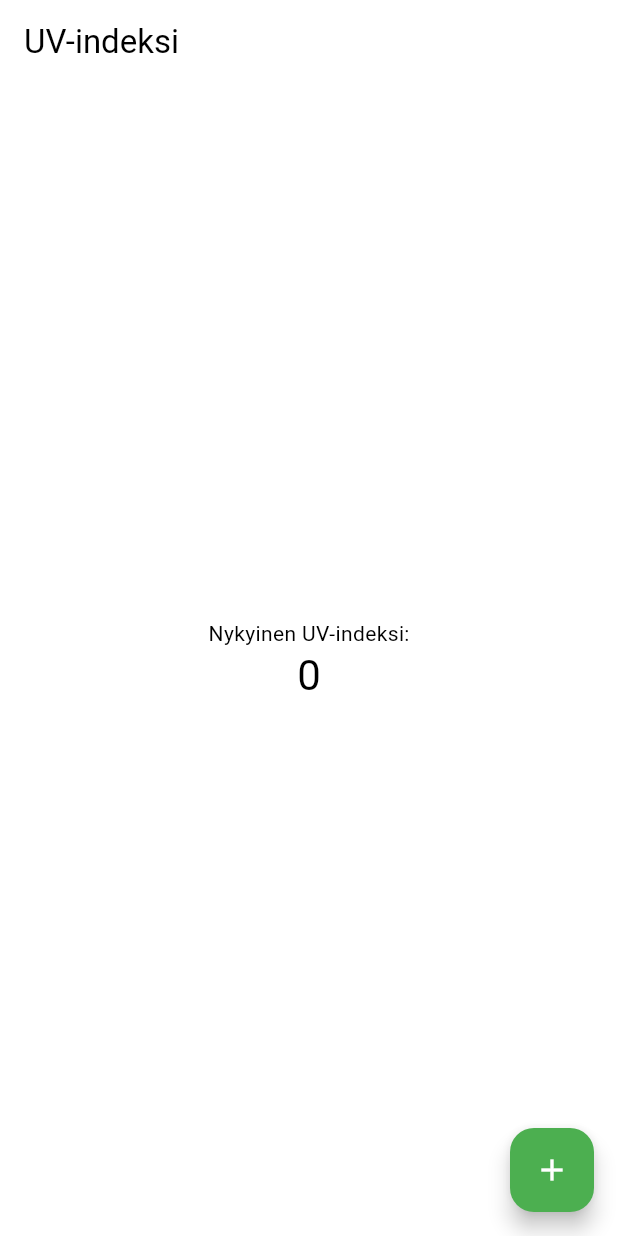
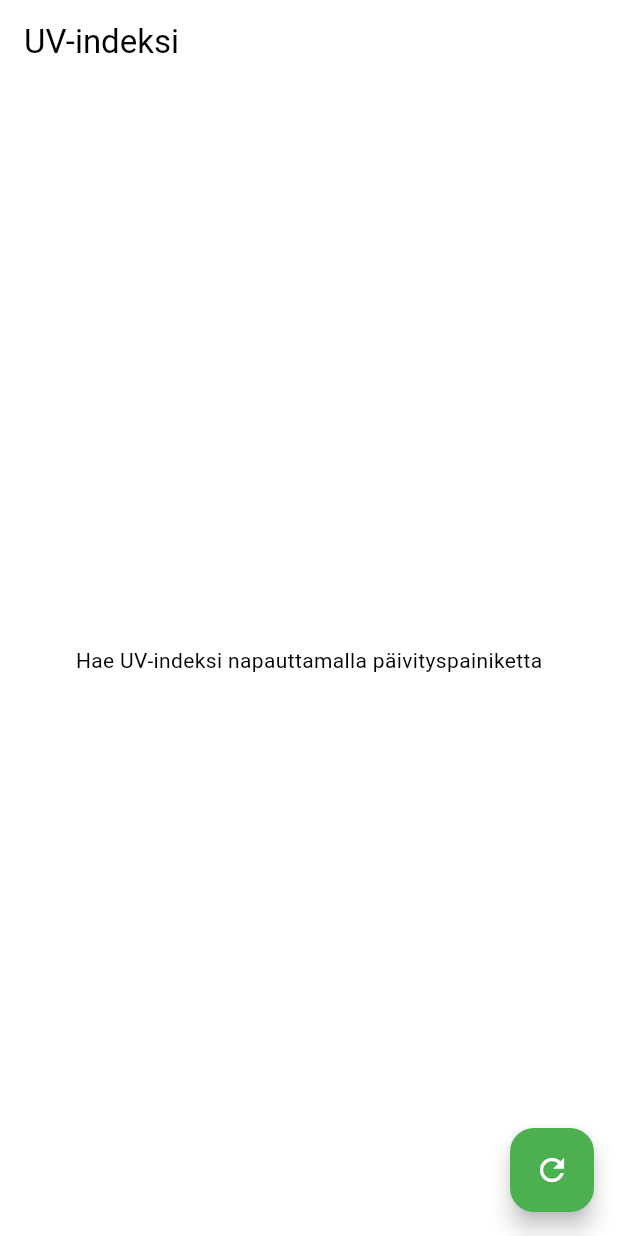
Before and after one commit to areee/uv_indeksi, a Flutter app: the screen it shows after launch, on a phone screen of 412 x 824 dp. Run offline on Flutter 3.47's test engine with Material 2 defaults, Android fonts, the phone set to English and light mode, and no system bars.

Commit message:
Initially finish getting & showing UV index

```diff
--- a/lib/main.dart
+++ b/lib/main.dart
@@ -1,4 +1,7 @@
+import 'package:flutter/foundation.dart';
 import 'package:flutter/material.dart';
+import 'package:uv_indeksi/date_helper.dart';
+import 'package:uv_indeksi/uv_service.dart';
 
 void main() {
   runApp(const MyApp());
@@ -37,14 +40,40 @@ class MyHomePage extends StatefulWidget {
 }
 
 class _MyHomePageState extends State<MyHomePage> {
-  int _counter = 0;
-  String uvTime = '';
-  double uvValue = -1;
+  String? _uvTime;
+  double _uvValue = -1;
+  var _loading = false;
 
-  void _incrementCounter() {
-    setState(() {
-      _counter++;
-    });
+  void _fetchUV() async {
+    try {
+      if (_loading) {
+        return;
+      }
+
+      setState(() {
+        _loading = true;
+      });
+
+      final uv = await fetchUV();
+
+      setState(() {
+        _uvTime = formatDateTime(uv.time);
+        _uvValue = uv.value;
+      });
+    } on Exception catch (e) {
+      ScaffoldMessenger.of(context).showSnackBar(
+        SnackBar(
+          content: Text('Virhe: $e'),
+        ),
+      );
+      if (kDebugMode) {
+        print(e);
+      }
+    } finally {
+      setState(() {
+        _loading = false;
+      });
+    }
   }
 
   @override
@@ -57,20 +86,32 @@ class _MyHomePageState extends State<MyHomePage> {
         child: Column(
           mainAxisAlignment: MainAxisAlignment.center,
           children: <Widget>[
-            const Text(
-              'Nykyinen UV-indeksi:',
-            ),
-            Text(
-              '$_counter',
-              style: Theme.of(context).textTheme.headlineMedium,
-            ),
+            _loading
+                ? const CircularProgressIndicator()
+                : _uvTime == null
+                    ? const Text(
+                        'Hae UV-indeksi napauttamalla päivityspainiketta',
+                      )
+                    : Column(
+                        mainAxisAlignment: MainAxisAlignment.center,
+                        children: [
+                          Text(
+                            'UV-indeksi: $_uvValue',
+                            style: Theme.of(context).textTheme.headline4,
+                          ),
+                          Text(
+                            '$_uvTime',
+                            style: Theme.of(context).textTheme.headline6,
+                          ),
+                        ],
+                      ),
           ],
         ),
       ),
       floatingActionButton: FloatingActionButton(
-        onPressed: _incrementCounter,
-        tooltip: 'Increment',
-        child: const Icon(Icons.add),
+        onPressed: _fetchUV,
+        tooltip: 'Päivitä',
+        child: const Icon(Icons.refresh),
       ),
     );
   }
```
